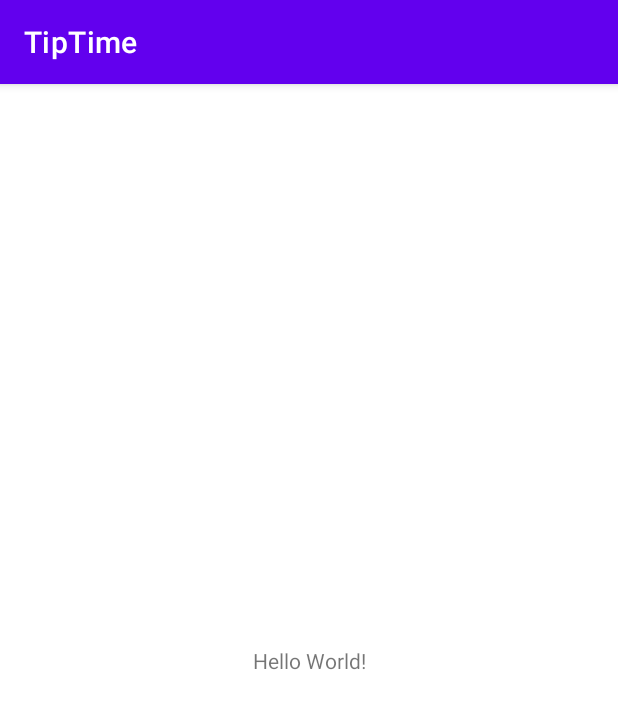
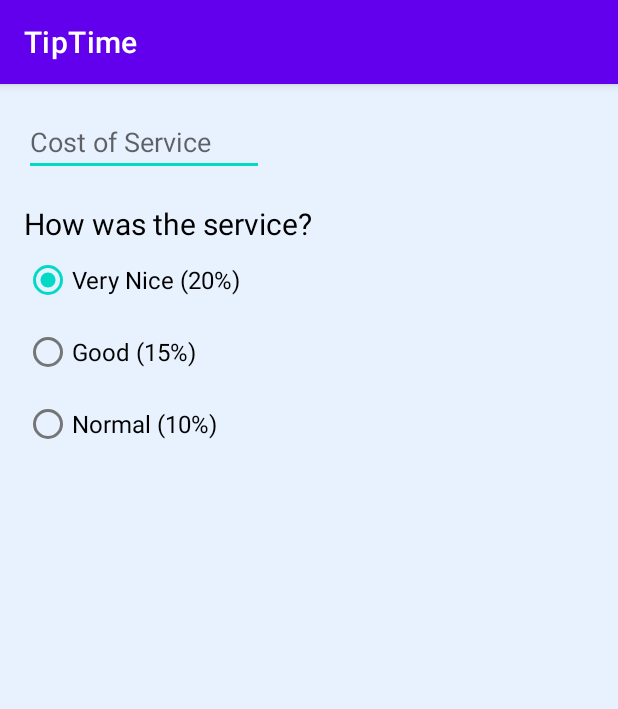
Before and after one commit to PHVC/TipTime, an Android app: the screen it shows after launch (MainActivity), on a phone screen of 412 x 824 dp. Shown: the top 709 px of the screen. Run offline under Robolectric (Android 15) with nearby library versions, the phone set to English and light mode, and no system bars.

Commit message:
Adicionando um RadioGroup com três opções

```diff
--- a/app/build.gradle
+++ b/app/build.gradle
@@ -4,12 +4,13 @@ plugins {
 }
 
 android {
-    compileSdk 31
+    compileSdkVersion 30
+    buildToolsVersion "30.0.3"
 
     defaultConfig {
-        applicationId "com.example.tiptime"
-        minSdk 21
-        targetSdk 31
+        applicationId "com.example.diceroller"
+        minSdkVersion 21
+        targetSdkVersion 30
         versionCode 1
         versionName "1.0"
 
--- a/app/src/main/res/layout/activity_main.xml
+++ b/app/src/main/res/layout/activity_main.xml
@@ -4,15 +4,69 @@
     xmlns:tools="http://schemas.android.com/tools"
     android:layout_width="match_parent"
     android:layout_height="match_parent"
+    android:background="#e8f2ff"
+    android:padding="16dp"
     tools:context=".MainActivity">
 
+    <EditText
+        android:id="@+id/cost_of_service"
+        android:layout_width="160dp"
+        android:layout_height="wrap_content"
+        android:hint="Cost of Service"
+        android:inputType="numberDecimal"
+        app:layout_constraintStart_toStartOf="parent"
+        app:layout_constraintTop_toTopOf="parent" />
+
     <TextView
+        android:id="@+id/service_question"
         android:layout_width="wrap_content"
         android:layout_height="wrap_content"
-        android:text="Hello World!"
-        app:layout_constraintBottom_toBottomOf="parent"
-        app:layout_constraintLeft_toLeftOf="parent"
-        app:layout_constraintRight_toRightOf="parent"
-        app:layout_constraintTop_toTopOf="parent" />
+        android:layout_marginTop="18dp"
+        android:text="How was the service?"
+        android:textColor="@color/black"
+        android:textSize="20sp"
+        app:layout_constraintStart_toStartOf="parent"
+        app:layout_constraintTop_toBottomOf="@id/cost_of_service" />
+
+    <RadioGroup
+        android:checkedButton="@id/very_nice_radio_button"
+        android:id="@+id/tip_options"
+        android:layout_width="match_parent"
+        android:layout_height="wrap_content"
+        android:orientation="vertical"
+        app:layout_constraintStart_toStartOf="parent"
+        app:layout_constraintTop_toBottomOf="@id/service_question">
+
+        <RadioButton
+            android:id="@+id/very_nice_radio_button"
+            android:layout_width="match_parent"
+            android:layout_height="wrap_content"
+            android:onClick="onRadioButtonClicked"
+            android:text="Very Nice (20%)"
+            android:textColor="@color/black"
+            android:textSize="16sp"
+            tools:ignore="OnClick" />
+
+        <RadioButton
+            android:id="@+id/good_radio_button"
+            android:layout_width="match_parent"
+            android:layout_height="wrap_content"
+            android:onClick="onRadioButtonClicked"
+            android:text="Good (15%)"
+            android:textColor="@color/black"
+            android:textSize="16sp"
+            tools:ignore="OnClick" />
+
+        <RadioButton
+            android:id="@+id/normal_radio_button"
+            android:layout_width="match_parent"
+            android:layout_height="wrap_content"
+            android:onClick="onRadioButtonClicked"
+            android:text="Normal (10%)"
+            android:textColor="@color/black"
+            android:textSize="16sp"
+            tools:ignore="OnClick" />
+
+    </RadioGroup>
 
 </androidx.constraintlayout.widget.ConstraintLayout>
```
